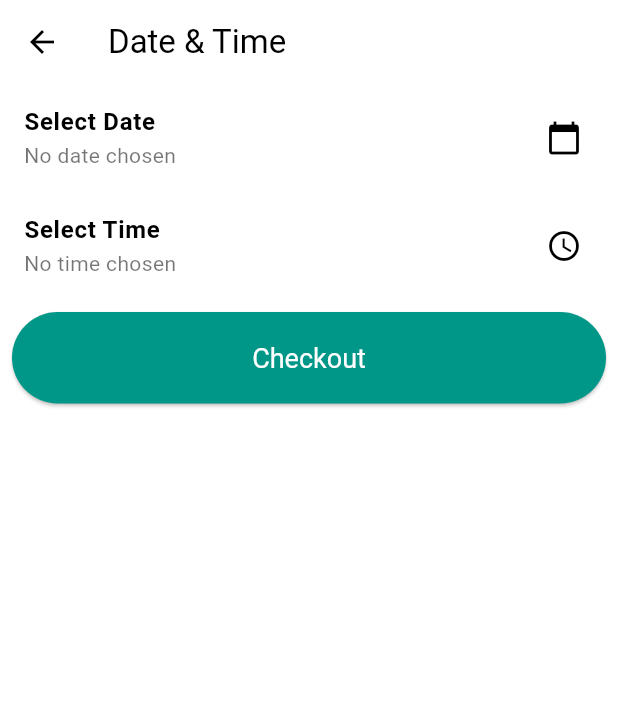
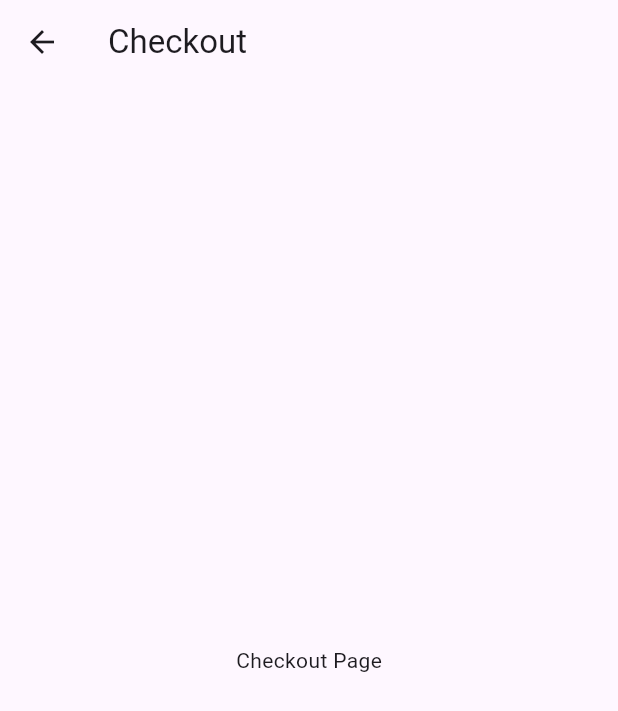
Before and after one commit to mateacvetkovska/fp1, a Flutter app: the DateTimeSelectionPage screen opened directly, after a tap on "Checkout", on a phone screen of 412 x 824 dp. Shown: the top 711 px of the screen. Run offline on Flutter 3.47's test engine with Material 3 defaults, Android fonts, the phone set to English and light mode, and no system bars; our stand-ins replace animated_text_kit, firebase_auth, firebase_core, flutter_map, geocoding, geolocator and 3 more; accounts and stored records are empty.

```diff
--- a/food_power/lib/database/database_helper.dart
+++ b/food_power/lib/database/database_helper.dart
@@ -1,12 +1,13 @@
 import 'package:path/path.dart';
 import 'package:sqflite/sqflite.dart';
-import '../models/item.dart'; // Update the path as necessary
+import '../models/item.dart';
 
 class DatabaseHelper {
   static final DatabaseHelper instance = DatabaseHelper._init();
   static Database? _database;
 
   DatabaseHelper._init();
+
 
   Future<Database> get database async {
     if (_database != null) return _database!;
@@ -19,6 +20,7 @@ class DatabaseHelper {
     final path = join(dbPath, filePath);
     return await openDatabase(path, version: 1, onCreate: _createDB);
   }
+
 
   Future _createDB(Database db, int version) async {
     await db.execute('''
--- a/food_power/lib/views/CheckoutPage.dart
+++ b/food_power/lib/views/CheckoutPage.dart
@@ -0,0 +1,16 @@
+import 'package:flutter/cupertino.dart';
+import 'package:flutter/material.dart';
+
+class CheckoutPage extends StatelessWidget {
+  @override
+  Widget build(BuildContext context) {
+    return Scaffold(
+      appBar: AppBar(
+        title: Text("Checkout"),
+      ),
+      body: Center(
+        child: Text("Checkout Page"),
+      ),
+    );
+  }
+}
--- a/food_power/lib/views/DateTimePage.dart
+++ b/food_power/lib/views/DateTimePage.dart
@@ -1,4 +1,7 @@
 import 'package:flutter/material.dart';
+import 'package:food_power/views/MapPage.dart';
+
+import 'CheckoutPage.dart';
 
 class DateTimeSelectionPage extends StatefulWidget {
   @override
@@ -8,6 +11,8 @@ class DateTimeSelectionPage extends StatefulWidget {
 class _DateTimeSelectionPageState extends State<DateTimeSelectionPage> {
   DateTime? selectedDate;
   TimeOfDay? selectedTime;
+  // Step 1: Define the Delivery Option Enum
+  DeliveryOption? _deliveryOption = DeliveryOption.pickUp; // default value
 
   Future<void> _selectDate(BuildContext context) async {
     final DateTime? pickedDate = await showDatePicker(
@@ -45,9 +50,11 @@ class _DateTimeSelectionPageState extends State<DateTimeSelectionPage> {
         elevation: 0,
         foregroundColor: Colors.black,
       ),
-      body: Column(
+      body: SingleChildScrollView( // Wrapped in SingleChildScrollView for better UI experience
+        child: Column(
           crossAxisAlignment: CrossAxisAlignment.start,
           children: <Widget>[
+            // Existing widgets for date and time selection
             ListTile(
               title: Text(
                 'Select Date',
@@ -78,28 +85,64 @@ class _DateTimeSelectionPageState extends State<DateTimeSelectionPage> {
               trailing: Icon(Icons.access_time, color: Colors.black),
               onTap: () => _selectTime(context),
             ),
+            // Step 3: Integrate the Delivery Option UI
+            Column(
+              children: <Widget>[
+                ListTile(
+                  title: const Text('Pick Up'),
+                  leading: Radio<DeliveryOption>(
+                    value: DeliveryOption.pickUp,
+                    groupValue: _deliveryOption,
+                    onChanged: (DeliveryOption? value) {
+                      setState(() {
+                        _deliveryOption = value;
+                      });
+                    },
+                  ),
+                ),
+                ListTile(
+                  title: const Text('Delivery'),
+                  leading: Radio<DeliveryOption>(
+                    value: DeliveryOption.delivery,
+                    groupValue: _deliveryOption,
+                    onChanged: (DeliveryOption? value) {
+                      setState(() {
+                        _deliveryOption = value;
+                      });
+                    },
+                  ),
+                ),
+              ],
+            ),
             Container(
               width: double.infinity,
               padding: EdgeInsets.all(8.0),
               child: ElevatedButton(
                 child: Text('Checkout'),
                 style: ElevatedButton.styleFrom(
-                primary: Colors.teal,
-                onPrimary: Colors.white,
+                  backgroundColor: Colors.teal,
+                  foregroundColor: Colors.white,
                   padding: EdgeInsets.symmetric(vertical: 20.0),
                   textStyle: TextStyle(fontSize: 18.0),
                 ),
                 onPressed: () {
-                Navigator.push(
-                    context,
-                    MaterialPageRoute(
-                        builder: (context) => DateTimeSelectionPage()));
+                  // Check the selected delivery option and navigate accordingly
+                  if (_deliveryOption == DeliveryOption.delivery) {
+                    // If 'Delivery' is selected, navigate to the MapPage
+                    Navigator.push(context, MaterialPageRoute(builder: (context) => MapPage()));
+                  } else {
+                    // If 'Pick Up' is selected, navigate to the CheckoutPage
+                    Navigator.push(context, MaterialPageRoute(builder: (context) => CheckoutPage()));
+                  }
                 },
               ),
             ),
             // Add more widgets as needed
           ],
         ),
+      ),
     );
   }
 }
+
+enum DeliveryOption { pickUp, delivery } // Step 1: Moved outside the class if needed globally or inside the class if scoped to this widget only
```
Lines whose indentation alone changed are shown as unchanged.
